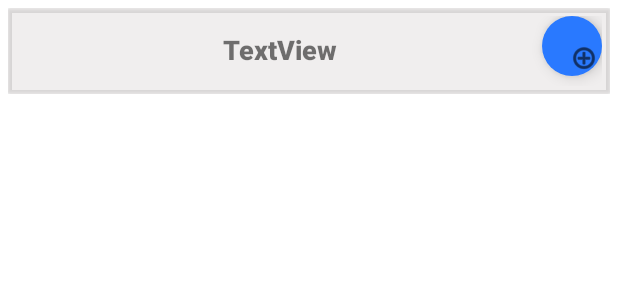
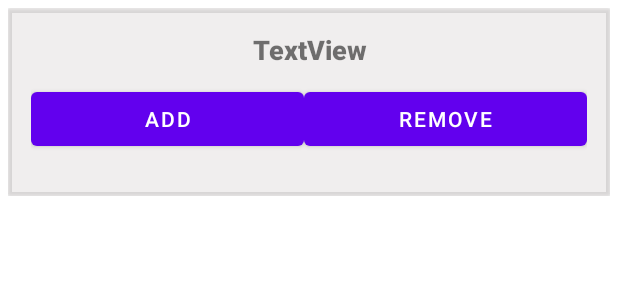
Before and after one commit to elifsagban/WEP, an Android app: the layout task_view_row.xml on its own in the app's theme, with its tools: preview values and no code run, on a phone screen of 412 x 824 dp. Shown: the top 300 px of the screen. Run offline under Robolectric (Android 15) with nearby library versions, the phone set to English and light mode, and no system bars.

Commit message:
fixing layout

```diff
--- a/app/src/main/res/layout/task_view_row.xml
+++ b/app/src/main/res/layout/task_view_row.xml
@@ -27,23 +27,49 @@
                 android:gravity="center"
                 android:text="TextView"
                 android:textSize="18sp"
-                app:layout_constraintEnd_toStartOf="@+id/addItemBtn"
+                app:layout_constraintEnd_toEndOf="parent"
                 app:layout_constraintStart_toStartOf="parent"
                 app:layout_constraintTop_toTopOf="parent" />
 
-            <com.google.android.material.floatingactionbutton.FloatingActionButton
-                android:id="@+id/addItemBtn"
-                android:layout_width="40dp"
-                android:layout_height="40dp"
-                android:backgroundTint="#2979FF"
-                android:clickable="true"
-                android:pointerIcon="none"
-                app:backgroundTint="#2979FF"
-                app:borderWidth="0dp"
+<!--            <com.google.android.material.floatingactionbutton.FloatingActionButton-->
+<!--                android:id="@+id/addItemBtn"-->
+<!--                android:layout_width="40dp"-->
+<!--                android:layout_height="40dp"-->
+<!--                android:backgroundTint="#2979FF"-->
+<!--                android:clickable="true"-->
+<!--                android:pointerIcon="none"-->
+<!--                app:backgroundTint="#2979FF"-->
+<!--                app:borderWidth="0dp"-->
+<!--                app:layout_constraintEnd_toEndOf="parent"-->
+<!--                app:layout_constraintTop_toTopOf="parent"-->
+<!--                app:maxImageSize="20dp"-->
+<!--                app:srcCompat="@android:drawable/ic_menu_add" />-->
+
+            <LinearLayout
+                android:id="@+id/buttonGroup"
+                android:layout_width="match_parent"
+                android:layout_height="wrap_content"
+                android:layout_margin="10dp"
+                app:layout_constraintTop_toBottomOf="@id/taskTitle"
+                app:layout_constraintStart_toStartOf="parent"
                 app:layout_constraintEnd_toEndOf="parent"
-                app:layout_constraintTop_toTopOf="parent"
-                app:maxImageSize="20dp"
-                app:srcCompat="@android:drawable/ic_menu_add" />
+                app:layout_constraintBottom_toTopOf="@id/Child_RV"
+                android:orientation="horizontal">
+
+                <Button
+                    android:id="@+id/addItemBtn"
+                    android:layout_width="wrap_content"
+                    android:layout_height="wrap_content"
+                    android:layout_weight="1"
+                    android:text="add" />
+
+                <Button
+                    android:id="@+id/deleteList"
+                    android:layout_width="wrap_content"
+                    android:layout_height="wrap_content"
+                    android:layout_weight="1"
+                    android:text="remove" />
+            </LinearLayout>
 
             <androidx.recyclerview.widget.RecyclerView
                 android:id="@+id/Child_RV"
@@ -54,7 +80,7 @@
                 app:layout_constraintEnd_toEndOf="parent"
                 app:layout_constraintHorizontal_bias="0.01"
                 app:layout_constraintStart_toStartOf="parent"
-                app:layout_constraintTop_toBottomOf="@+id/taskTitle" />
+                app:layout_constraintTop_toBottomOf="@+id/buttonGroup" />
 
         </androidx.constraintlayout.widget.ConstraintLayout>
 
```
Also changed, not shown: app/src/main/java/com/elif/wep/TaskRecyclerViewAdapter.java (+46 -10 lines), app/src/main/res/layout/list_view_item.xml (+13 -20 lines).
